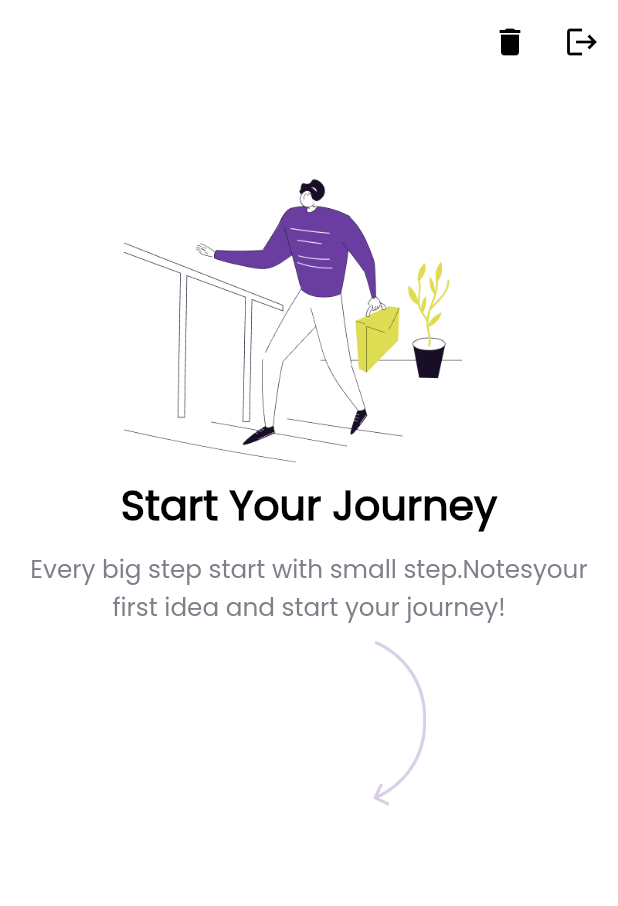
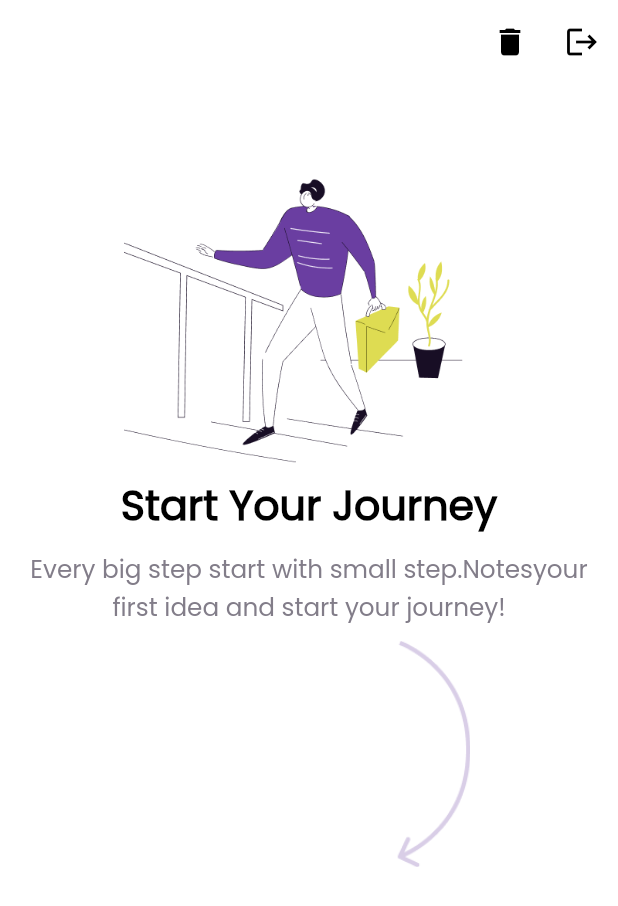
Before and after one commit to MPLectures/faiz_notes_app, a Flutter app: the LayoutHome screen opened directly with empty values, on a phone screen of 412 x 824 dp. Shown: the top 906 px of the screen. Run offline on Flutter 3.47's test engine with Material 3 defaults, Android fonts, the phone set to English and light mode, and no system bars; our stand-ins replace cloud_firestore, firebase_auth, firebase_core, get, get_storage, sizer; accounts and stored records are empty.

Commit message:
Ui complete

```diff
--- a/lib/View/layouts/layout_home.dart
+++ b/lib/View/layouts/layout_home.dart
@@ -79,8 +79,7 @@ class LayoutHome extends StatelessWidget {
                     ),
                     Image.asset(
                       'assets/Images/Second Image.png',
-                      width: 130.sp,
-                      height: 80.sp,
+                      height: 110.sp,
                     ),
                   ],
                 ).paddingAll(10.sp)
```
Also changed, not shown: pubspec.lock.
